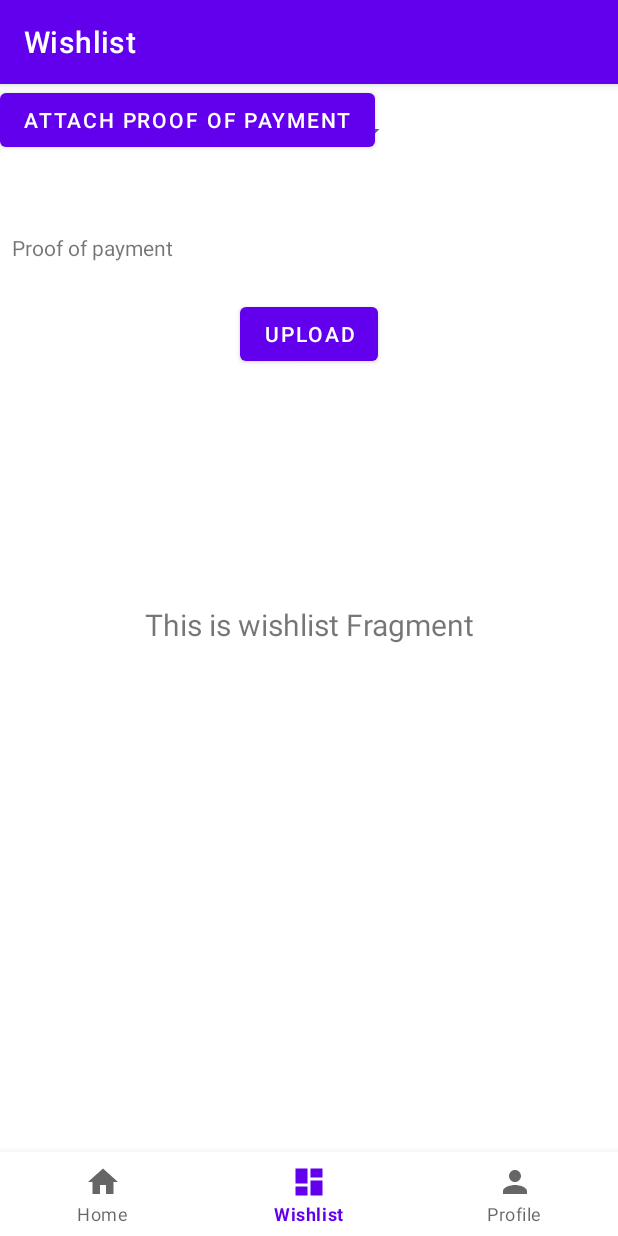
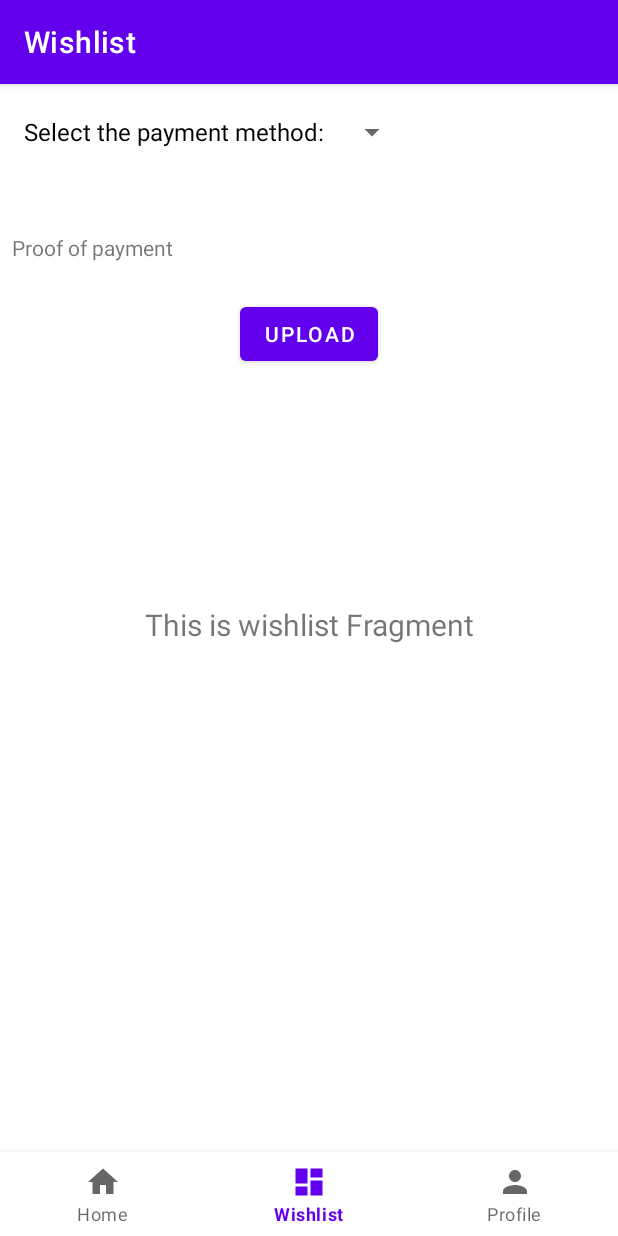
Before and after one commit to Edgar242/MarIguanApp, an Android app: the fragment BookStepThreeFragment placed in its activity, item 2 of the bottom bar chosen, on a phone screen of 412 x 824 dp. Run offline under Robolectric (Android 15) with nearby library versions, the phone set to English and light mode, and no system bars; our stand-ins replace Picasso, navigation-ui; network calls fail; pictures from the network do not load; 1 statement that could not run was skipped.

Commit message:
Removed some warnings

```diff
--- a/app/src/main/java/com/mar_iguana/tours/ui/home/booking/BookStepThreeFragment.kt
+++ b/app/src/main/java/com/mar_iguana/tours/ui/home/booking/BookStepThreeFragment.kt
@@ -7,7 +7,6 @@ import android.view.View
 import android.view.ViewGroup
 import android.widget.AdapterView
 import android.widget.ArrayAdapter
-import android.widget.Toast
 import androidx.fragment.app.Fragment
 import com.mar_iguana.tours.R
 import com.mar_iguana.tours.databinding.FragmentBookStepThreeBinding
@@ -41,9 +40,9 @@ class BookStepThreeFragment : Fragment() {
                 id: Long
             ) {
                 when(position) {
-//                    0 -> {
-//                        b.textViewPaymentDescription.text = ""
-//                    }
+                    0 -> {
+                        b.textViewPaymentDescription.text = ""
+                    }
                     1 -> { // Bank transfer
                         b.textViewPaymentDescription.text =
                             Html.fromHtml("<p>Favor de realizar su pago mediante alguna de las siguientes opciones:</p>" +
@@ -72,11 +71,6 @@ class BookStepThreeFragment : Fragment() {
             }
         }
 
-
-        b.buttonSend.setOnClickListener{
-            Toast.makeText(context, "Enviar información del viaje", Toast.LENGTH_SHORT).show()
-        }
-
         return view
     }
 }
--- a/app/src/main/res/layout/fragment_book_step_three.xml
+++ b/app/src/main/res/layout/fragment_book_step_three.xml
@@ -39,7 +39,7 @@
         app:layout_constraintTop_toBottomOf="@+id/textViewPaymentDescription" />
 
     <Button
-        android:id="@+id/buttonSend"
+        android:id="@+id/buttonUpload"
         android:layout_width="wrap_content"
         android:layout_height="wrap_content"
         android:layout_marginTop="24dp"
@@ -48,12 +48,4 @@
         app:layout_constraintStart_toStartOf="parent"
         app:layout_constraintTop_toBottomOf="@+id/textView3" />
 
-    <Button
-        android:id="@+id/buttonAttach"
-        android:layout_width="wrap_content"
-        android:layout_height="wrap_content"
-        android:text="Attach proof of payment"
-        tools:layout_editor_absoluteX="69dp"
-        tools:layout_editor_absoluteY="371dp" />
-
 </androidx.constraintlayout.widget.ConstraintLayout>
```
Also changed, not shown: app/src/main/java/com/mar_iguana/tours/ui/home/InfoTourFragment.kt (+4 -5 lines).
